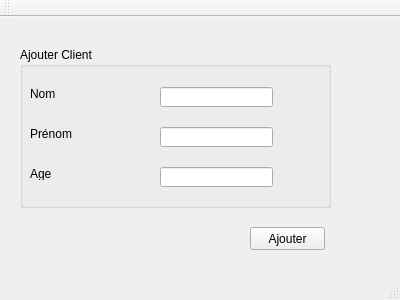
Qt form mainwindow.ui (FirasJery/Olympic_games_2A15) before a commit.
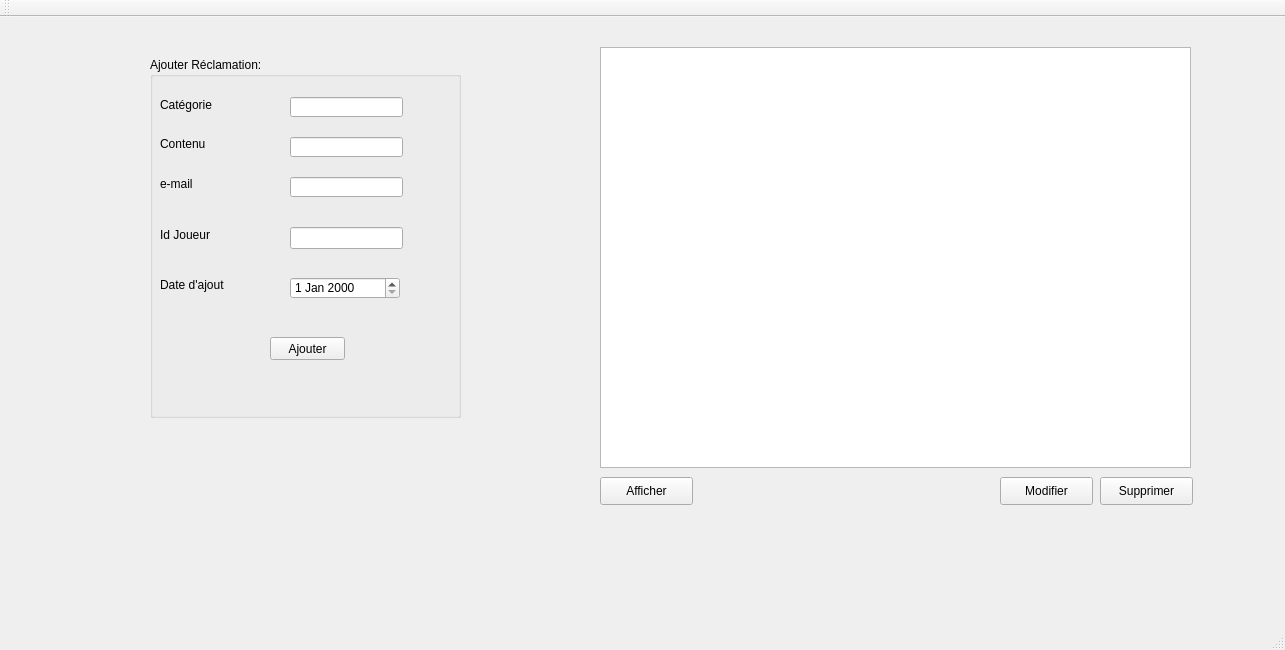
The same form after that commit.

Patch:
```diff
--- a/mainwindow.ui
+++ b/mainwindow.ui
@@ -6,8 +6,8 @@
    <rect>
     <x>0</x>
     <y>0</y>
-    <width>400</width>
-    <height>300</height>
+    <width>1285</width>
+    <height>650</height>
    </rect>
   </property>
   <property name="windowTitle">
@@ -17,26 +17,26 @@
    <widget class="QGroupBox" name="groupBox">
     <property name="geometry">
      <rect>
-      <x>20</x>
-      <y>30</y>
+      <x>150</x>
+      <y>40</y>
       <width>311</width>
-      <height>161</height>
+      <height>361</height>
      </rect>
     </property>
     <property name="title">
-     <string>Ajouter Client</string>
+     <string>Ajouter Réclamation:</string>
     </property>
     <widget class="QLabel" name="label">
      <property name="geometry">
       <rect>
        <x>10</x>
        <y>40</y>
-       <width>47</width>
-       <height>13</height>
+       <width>71</width>
+       <height>16</height>
       </rect>
      </property>
      <property name="text">
-      <string>Nom</string>
+      <string>Catégorie</string>
      </property>
     </widget>
     <widget class="QLabel" name="label_2">
@@ -49,7 +49,7 @@
       </rect>
      </property>
      <property name="text">
-      <string>Prénom</string>
+      <string>Contenu</string>
      </property>
     </widget>
     <widget class="QLabel" name="label_3">
@@ -62,7 +62,7 @@
       </rect>
      </property>
      <property name="text">
-      <string>Age</string>
+      <string>e-mail</string>
      </property>
     </widget>
     <widget class="QLineEdit" name="lineEdit">
@@ -95,18 +95,113 @@
       </rect>
      </property>
     </widget>
+    <widget class="QPushButton" name="pushButton">
+     <property name="geometry">
+      <rect>
+       <x>120</x>
+       <y>280</y>
+       <width>75</width>
+       <height>23</height>
+      </rect>
+     </property>
+     <property name="text">
+      <string>Ajouter</string>
+     </property>
+    </widget>
+    <widget class="QDateEdit" name="date">
+     <property name="geometry">
+      <rect>
+       <x>140</x>
+       <y>220</y>
+       <width>110</width>
+       <height>22</height>
+      </rect>
+     </property>
+    </widget>
+    <widget class="QLineEdit" name="line_idj">
+     <property name="geometry">
+      <rect>
+       <x>140</x>
+       <y>170</y>
+       <width>113</width>
+       <height>22</height>
+      </rect>
+     </property>
+    </widget>
+    <widget class="QLabel" name="label_4">
+     <property name="geometry">
+      <rect>
+       <x>10</x>
+       <y>170</y>
+       <width>56</width>
+       <height>16</height>
+      </rect>
+     </property>
+     <property name="text">
+      <string>Id Joueur</string>
+     </property>
+    </widget>
+    <widget class="QLabel" name="label_5">
+     <property name="geometry">
+      <rect>
+       <x>10</x>
+       <y>220</y>
+       <width>81</width>
+       <height>16</height>
+      </rect>
+     </property>
+     <property name="text">
+      <string>Date d'ajout</string>
+     </property>
+    </widget>
    </widget>
-   <widget class="QPushButton" name="pushButton">
+   <widget class="QTableView" name="tableView">
     <property name="geometry">
      <rect>
-      <x>250</x>
-      <y>210</y>
-      <width>75</width>
-      <height>23</height>
+      <x>600</x>
+      <y>30</y>
+      <width>591</width>
+      <height>421</height>
      </rect>
     </property>
+   </widget>
+   <widget class="QPushButton" name="pushButton_2">
+    <property name="geometry">
+     <rect>
+      <x>1100</x>
+      <y>460</y>
+      <width>93</width>
+      <height>28</height>
+     </rect>
+    </property>
     <property name="text">
-     <string>Ajouter</string>
+     <string>Supprimer</string>
+    </property>
+   </widget>
+   <widget class="QPushButton" name="pushButton_3">
+    <property name="geometry">
+     <rect>
+      <x>600</x>
+      <y>460</y>
+      <width>93</width>
+      <height>28</height>
+     </rect>
+    </property>
+    <property name="text">
+     <string>Afficher</string>
+    </property>
+   </widget>
+   <widget class="QPushButton" name="pushButton_4">
+    <property name="geometry">
+     <rect>
+      <x>1000</x>
+      <y>460</y>
+      <width>93</width>
+      <height>28</height>
+     </rect>
+    </property>
+    <property name="text">
+     <string>Modifier</string>
     </property>
    </widget>
   </widget>
```
Left out of the diff: 10 changed lines with no effect on the pictures.
